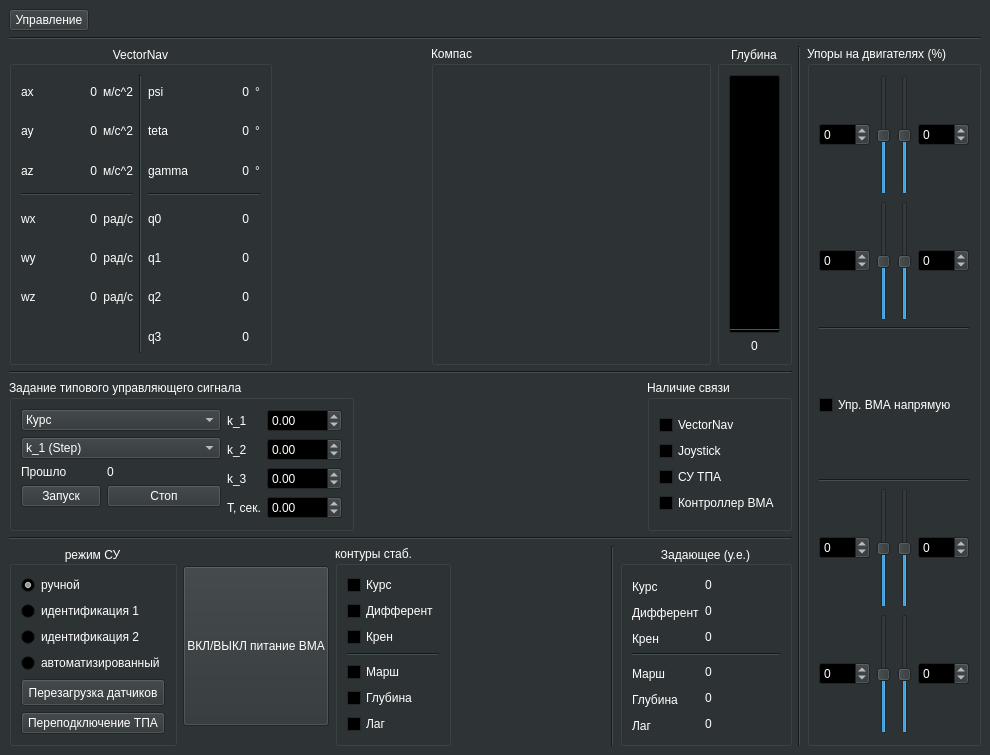
hidronautics/UV_control_box, file mainwindow.ui: the form before one commit.
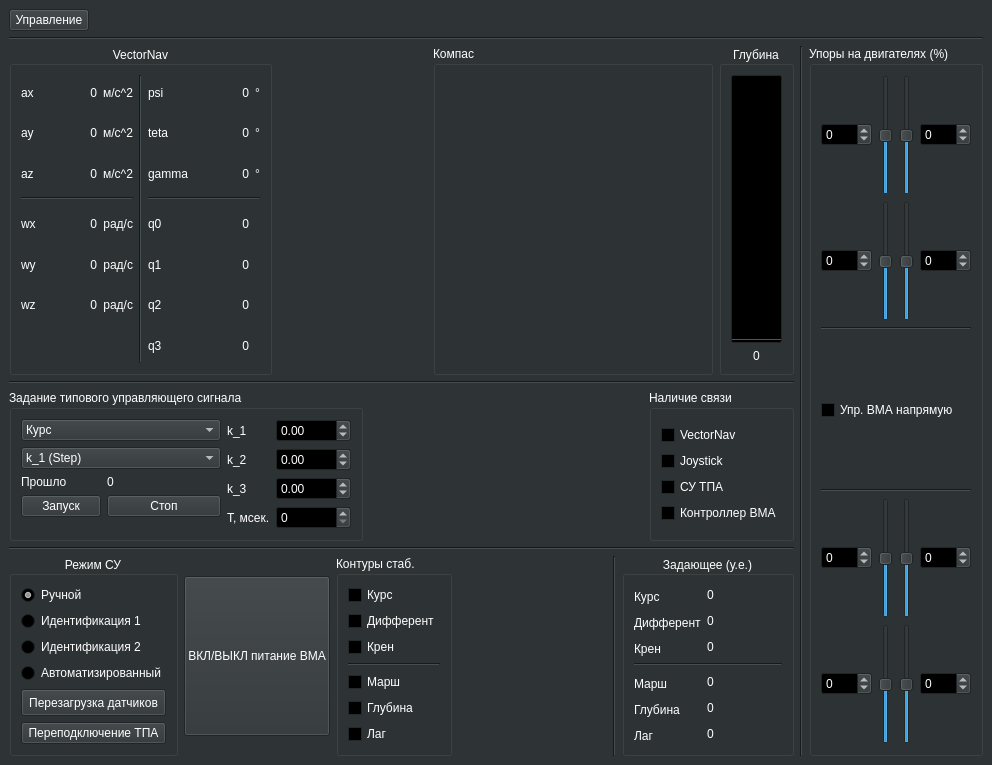
The form after the commit. Custom widgets are drawn as their Qt base class.

Commit message: typicalInput ready to test

Patch:
```diff
--- a/mainwindow.ui
+++ b/mainwindow.ui
@@ -6,8 +6,8 @@
    <rect>
     <x>0</x>
     <y>0</y>
-    <width>990</width>
-    <height>755</height>
+    <width>992</width>
+    <height>765</height>
    </rect>
   </property>
   <property name="palette">
@@ -679,29 +679,26 @@
              </item>
             </layout>
            </item>
-           <item row="3" column="2">
-            <widget class="QDoubleSpinBox" name="doubleSpinBox_typicalInput_T">
-             <property name="minimum">
-              <double>-1000.000000000000000</double>
-             </property>
-             <property name="maximum">
-              <double>1000.000000000000000</double>
-             </property>
-             <property name="singleStep">
-              <double>0.500000000000000</double>
-             </property>
-            </widget>
-           </item>
            <item row="3" column="1">
             <widget class="QLabel" name="label_7">
              <property name="text">
-              <string>T, сек.</string>
+              <string>T, мсек.</string>
              </property>
              <property name="alignment">
               <set>Qt::AlignLeading|Qt::AlignLeft|Qt::AlignVCenter</set>
              </property>
             </widget>
            </item>
+           <item row="3" column="2">
+            <widget class="QSpinBox" name="spinBox_typicalInput_T">
+             <property name="maximum">
+              <number>15000</number>
+             </property>
+             <property name="singleStep">
+              <number>100</number>
+             </property>
+            </widget>
+           </item>
           </layout>
          </widget>
         </item>
@@ -781,7 +778,7 @@
         <item>
          <widget class="QGroupBox" name="groupBox">
           <property name="title">
-           <string>режим СУ</string>
+           <string>Режим СУ</string>
           </property>
           <property name="alignment">
            <set>Qt::AlignCenter</set>
@@ -795,7 +792,7 @@
              <item>
               <widget class="QRadioButton" name="radioButton_cSMode_handle">
                <property name="text">
-                <string>ручной</string>
+                <string>Ручной</string>
                </property>
                <property name="checkable">
                 <bool>true</bool>
@@ -808,21 +805,21 @@
              <item>
               <widget class="QRadioButton" name="radioButton_cSMode_identification1">
                <property name="text">
-                <string>идентификация 1</string>
+                <string>Идентификация 1</string>
                </property>
               </widget>
              </item>
              <item>
               <widget class="QRadioButton" name="radioButton_cSMode_identification2">
                <property name="text">
-                <string>идентификация 2</string>
+                <string>Идентификация 2</string>
                </property>
               </widget>
              </item>
              <item>
               <widget class="QRadioButton" name="radioButton_cSMode_auto">
                <property name="text">
-                <string>автоматизированный</string>
+                <string>Автоматизированный</string>
                </property>
               </widget>
              </item>
@@ -873,7 +870,7 @@
         <item>
          <widget class="QGroupBox" name="groupBox_12">
           <property name="title">
-           <string>контуры стаб.</string>
+           <string>Контуры стаб.</string>
           </property>
           <layout class="QVBoxLayout" name="verticalLayout_2">
            <item>
```
Left out of the diff: 10 changed lines with no effect on the pictures. The commit also changes 14 other files.
